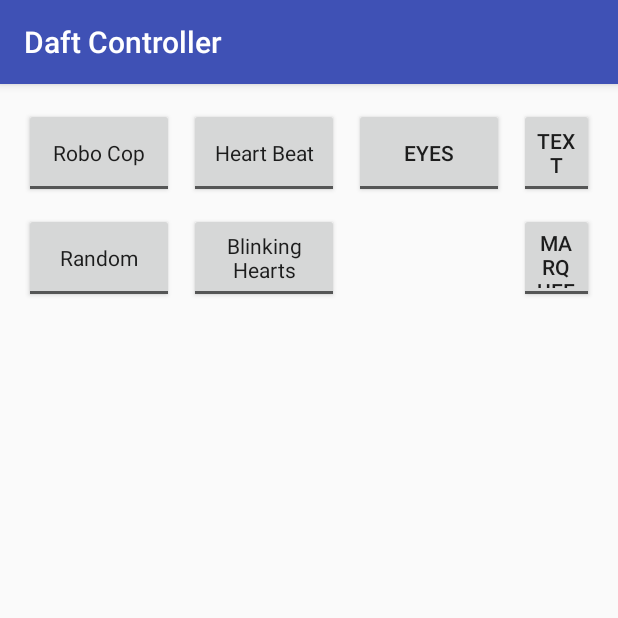
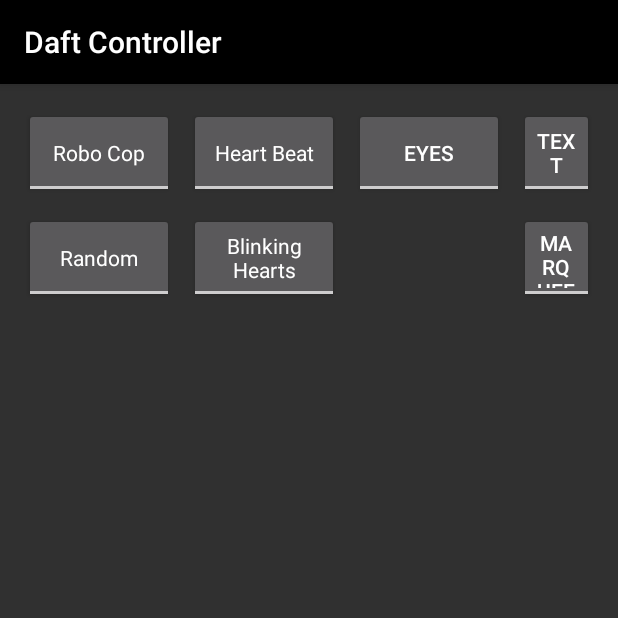
Before and after one commit to dsarmiento/DaftPunk, an Android app: the screen it shows after launch (ControllerMain), on a phone screen of 412 x 824 dp, the top half of it. Run offline under Robolectric (Android 15) with nearby library versions, the phone set to English and light mode, and no system bars.

Commit message:
Theme colors

```diff
--- a/DaftController/app/src/main/res/values/styles.xml
+++ b/DaftController/app/src/main/res/values/styles.xml
@@ -1,11 +1,11 @@
 <resources>
 
     <!-- Base application theme. -->
-    <style name="AppTheme" parent="Theme.AppCompat.Light.DarkActionBar">
+    <style name="AppTheme" parent="Theme.AppCompat">
         <!-- Customize your theme here. -->
-        <item name="colorPrimary">@color/colorPrimary</item>
-        <item name="colorPrimaryDark">@color/colorPrimaryDark</item>
-        <item name="colorAccent">@color/colorAccent</item>
+        <item name="colorPrimary">@android:color/black</item>
+        <item name="colorPrimaryDark">@android:color/black</item>
+        <item name="colorAccent">@android:color/holo_orange_dark</item>
     </style>
 
 </resources>
--- /dev/null
+++ b/DaftController/app/src/main/res/values/values.xml
@@ -0,0 +1,4 @@
+<?xml version="1.0" encoding="utf-8"?>
+<resources>
+    <color name="background_material_dark">#121212</color>
+</resources>
```
